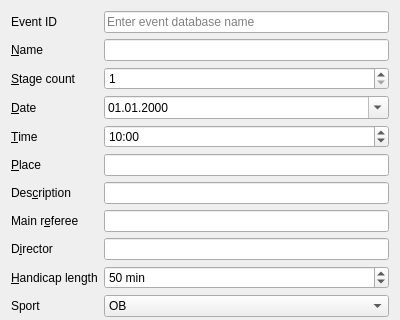
Qt form quickevent/app/plugins/Event/src/eventdialogwidget.ui (Quick-Event/quickbox) before a commit; both pictures show x 0 to 400 and y 0 to 320 of the 400 by 730 pixel window.
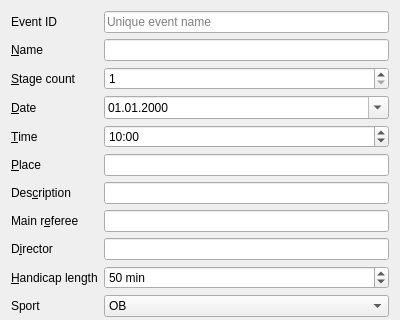
The same form after that commit.

What changed in the file:
```diff
--- a/quickevent/app/plugins/Event/src/eventdialogwidget.ui
+++ b/quickevent/app/plugins/Event/src/eventdialogwidget.ui
@@ -27,7 +27,7 @@
    <item row="0" column="1">
     <widget class="QLineEdit" name="ed_eventId">
      <property name="placeholderText">
-      <string>Enter event database name</string>
+      <string>Unique event name</string>
      </property>
     </widget>
    </item>
```
